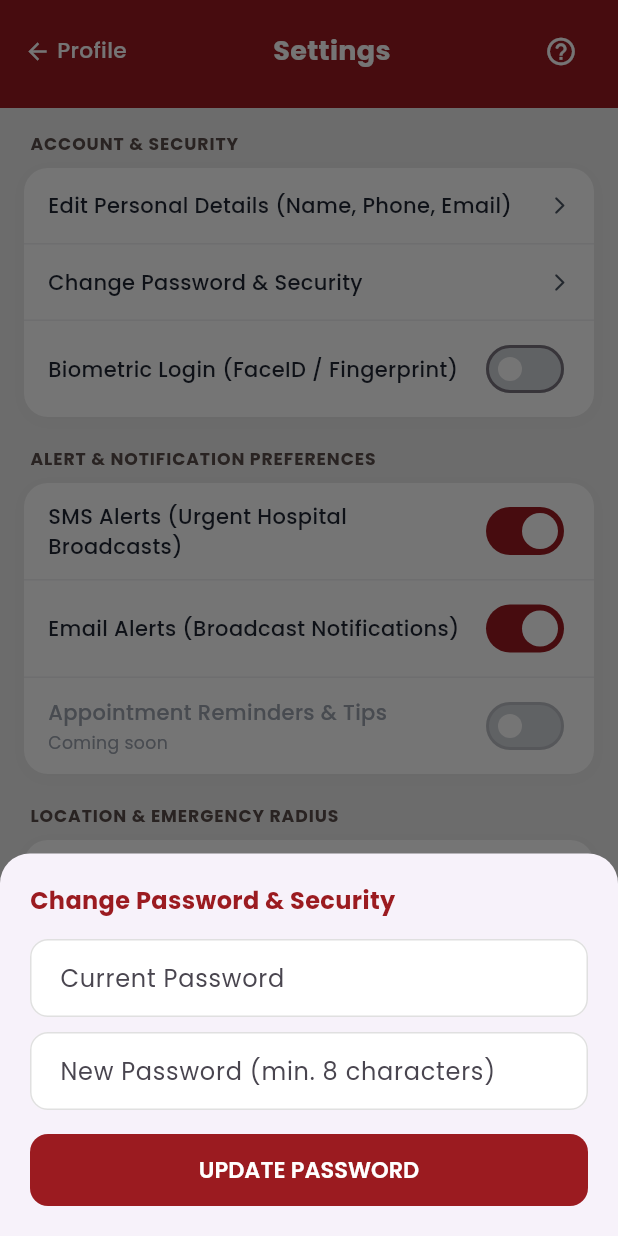
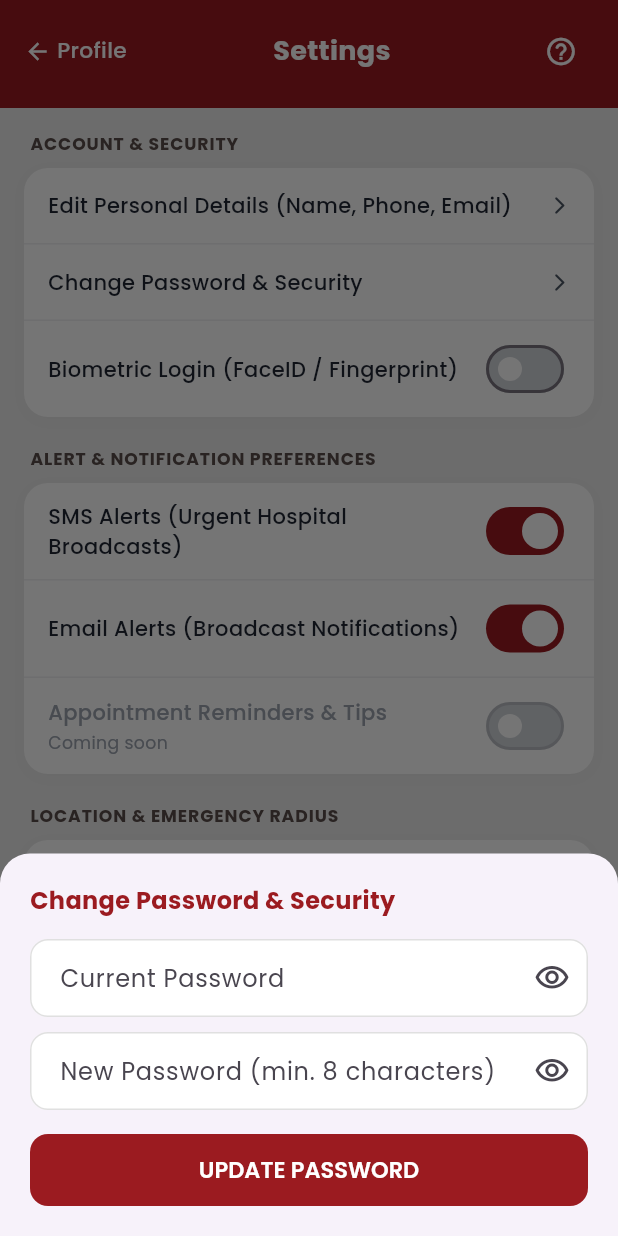
Before and after one commit to aliahkono/resq_app, a Flutter app: the SettingsView screen opened directly, after a tap on "Change Password & Security", on a phone screen of 412 x 824 dp. Run offline on Flutter 3.47's test engine with Material 3 defaults, Android fonts, the phone set to English and light mode, and no system bars; our stand-ins replace flutter_secure_storage, google_fonts, local_auth; accounts and stored records are empty.

Commit message:
Fix eligibility flip on re-login, retake screening bouncing to Create Account, settings toggles/personal details/password not persisting, and overflow on notification/QR/screening/appointment cards

```diff
--- /dev/null
+++ b/lib/services/local_prefs.dart
@@ -0,0 +1,27 @@
+import 'package:flutter_secure_storage/flutter_secure_storage.dart';
+
+/// On-device preferences that have no backend field to live in yet
+/// (biometric login toggle, location services toggle, alert radius) —
+/// keyed per donor id so they don't leak between different accounts that
+/// share the same device. Reuses flutter_secure_storage rather than adding
+/// a new dependency (see SessionStorage); nothing stored here is actually
+/// sensitive, this is just the storage already wired into the app.
+class LocalPrefs {
+  static const FlutterSecureStorage _storage = FlutterSecureStorage();
+
+  static String _key(String donorId, String name) => 'resq_pref_${donorId}_$name';
+
+  static Future<void> setBool(String donorId, String name, bool value) =>
+      _storage.write(key: _key(donorId, name), value: value.toString());
+
+  static Future<bool?> getBool(String donorId, String name) async {
+    final raw = await _storage.read(key: _key(donorId, name));
+    if (raw == null) return null;
+    return raw == 'true';
+  }
+
+  static Future<void> setString(String donorId, String name, String value) =>
+      _storage.write(key: _key(donorId, name), value: value);
+
+  static Future<String?> getString(String donorId, String name) => _storage.read(key: _key(donorId, name));
+}
--- a/lib/views/settings/settings_view.dart
+++ b/lib/views/settings/settings_view.dart
@@ -5,6 +5,7 @@ import 'package:resq/views/auth/auth_landing_view.dart';
 import 'package:resq/views/auth/registration_wiz_view.dart';
 import 'package:resq/services/api_service.dart';
 import 'package:resq/services/session_storage.dart';
+import 'package:resq/services/local_prefs.dart';
 
 class SettingsView extends StatefulWidget {
   final ScreenNPTModel? screeningModel;
@@ -81,6 +82,24 @@ class _SettingsViewState extends State<SettingsView> {
     _phone = widget.userPhone ?? '';
     _email = widget.userEmail ?? '';
     _loadProfile();
+    _loadLocalPrefs();
+  }
+
+  /// Restores toggles that have no backend field yet (biometric login,
+  /// location services, alert radius) from on-device storage, so they
+  /// reflect what the donor last set instead of always resetting to their
+  /// hardcoded defaults on every re-login.
+  Future<void> _loadLocalPrefs() async {
+    if (widget.donorId.isEmpty) return;
+    final biometric = await LocalPrefs.getBool(widget.donorId, 'biometricLogin');
+    final location = await LocalPrefs.getBool(widget.donorId, 'locationServices');
+    final radius = await LocalPrefs.getString(widget.donorId, 'alertRadius');
+    if (!mounted) return;
+    setState(() {
+      if (biometric != null) _biometricLogin = biometric;
+      if (location != null) _locationServices = location;
+      if (radius != null) _selectedRadius = radius;
+    });
   }
 
   /// GET /api/donor/me — refreshes name/phone/email and the two real
@@ -179,7 +198,10 @@ class _SettingsViewState extends State<SettingsView> {
                       _buildSwitchTile(
                         title: 'Biometric Login (FaceID / Fingerprint)',
                         value: _biometricLogin,
-                        onChanged: (val) => setState(() => _biometricLogin = val),
+                        onChanged: (val) {
+                          setState(() => _biometricLogin = val);
+                          LocalPrefs.setBool(widget.donorId, 'biometricLogin', val);
+                        },
                       ),
                     ]),
 
@@ -221,7 +243,10 @@ class _SettingsViewState extends State<SettingsView> {
                       _buildSwitchTile(
                         title: 'Location Services Access',
                         value: _locationServices,
-                        onChanged: (val) => setState(() => _locationServices = val),
+                        onChanged: (val) {
+                          setState(() => _locationServices = val);
+                          LocalPrefs.setBool(widget.donorId, 'locationServices', val);
+                        },
                       ),
                       const Divider(height: 1, color: Color(0xFFF0F0F2)),
                       _buildRadiusSelectorTile(context),
@@ -552,6 +577,7 @@ class _SettingsViewState extends State<SettingsView> {
                     : null,
                 onTap: () {
                   setState(() => _selectedRadius = option);
+                  LocalPrefs.setString(widget.donorId, 'alertRadius', option);
                   Navigator.pop(ctx);
                 },
               );
@@ -713,6 +739,8 @@ class _SettingsViewState extends State<SettingsView> {
       builder: (ctx) {
         bool saving = false;
         String? error;
+        bool obscureCurrent = true;
+        bool obscureNew = true;
         return StatefulBuilder(
           builder: (ctx, setModalState) => Padding(
             padding: EdgeInsets.only(left: 20, right: 20, top: 20, bottom: MediaQuery.of(ctx).viewInsets.bottom + 20),
@@ -726,9 +754,31 @@ class _SettingsViewState extends State<SettingsView> {
                 // already has a password set — an OTP-only donor setting
                 // their first one here can leave it blank (see
                 // updateMyProfile, donorPortal.controller.js).
-                TextField(controller: currentPw, obscureText: true, decoration: const InputDecoration(labelText: 'Current Password', border: OutlineInputBorder())),
+                TextField(
+                  controller: currentPw,
+                  obscureText: obscureCurrent,
+                  decoration: InputDecoration(
+                    labelText: 'Current Password',
+                    border: const OutlineInputBorder(),
+                    suffixIcon: IconButton(
+                      icon: Icon(obscureCurrent ? Icons.visibility_outlined : Icons.visibility_off_outlined),
+                      onPressed: () => setModalState(() => obscureCurrent = !obscureCurrent),
+                    ),
+                  ),
+                ),
                 const SizedBox(height: 10),
-                TextField(controller: newPw, obscureText: true, decoration: const InputDecoration(labelText: 'New Password (min. 8 characters)', border: OutlineInputBorder())),
+                TextField(
+                  controller: newPw,
+                  obscureText: obscureNew,
+                  decoration: InputDecoration(
+                    labelText: 'New Password (min. 8 characters)',
+                    border: const OutlineInputBorder(),
+                    suffixIcon: IconButton(
+                      icon: Icon(obscureNew ? Icons.visibility_outlined : Icons.visibility_off_outlined),
+                      onPressed: () => setModalState(() => obscureNew = !obscureNew),
+                    ),
+                  ),
+                ),
                 if (error != null) ...[
                   const SizedBox(height: 10),
                   Text(error!, style: const TextStyle(color: Colors.red, fontSize: 12.5)),
```
Also changed, not shown: lib/services/eligibility_service.dart (+20 -6 lines), lib/views/appointment/active_sched_view.dart (+8 -2 lines), lib/views/auth/login_view.dart (+16 -0 lines), lib/views/auth/registration_wiz_view.dart (+13 -3 lines), lib/views/profile/donor_profile_view.dart (+13 -2 lines), lib/views/profile/qr_pass_modal_view.dart (+14 -4 lines), lib/widgets/app_notif_bell.dart (+8 -2 lines).
